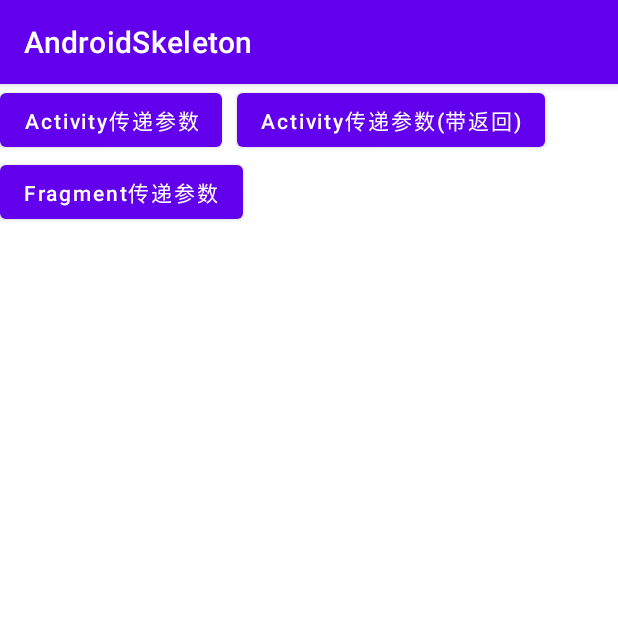
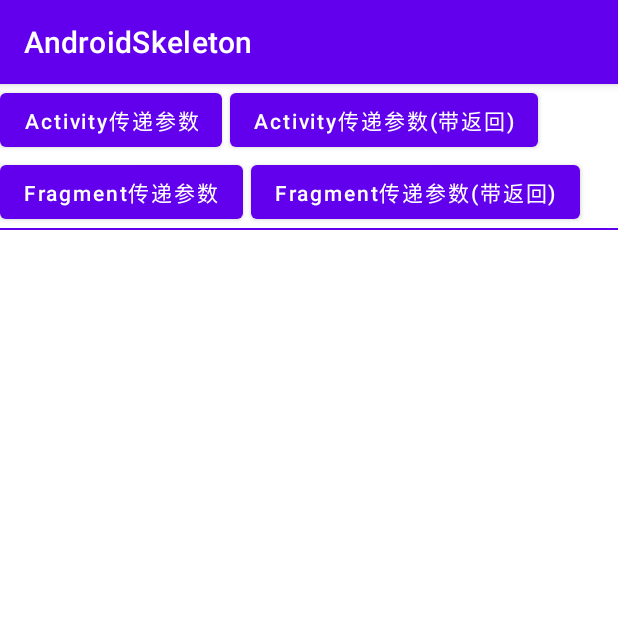
Before and after one commit to du-xiaolong/AndroidSkeleton, an Android app: the screen it shows after launch (MainActivity), on a phone screen of 412 x 824 dp, the top half of it. Run offline under Robolectric (Android 15) with nearby library versions, the phone set to English and light mode, and no system bars.

Commit message:
fragment启动

```diff
--- a/app/src/main/java/com/ello/androidskeleton/MainActivity.kt
+++ b/app/src/main/java/com/ello/androidskeleton/MainActivity.kt
@@ -20,6 +20,11 @@ class MainActivity : AppCompatActivity() {
         Toast.makeText(this, "回传参数：$it", Toast.LENGTH_SHORT).show()
     }
 
+    private val fragmentParamLauncher =
+        registerForActivityResult(ParamFragmentActivity.ParamsFragmentLauncher()) {
+            Toast.makeText(this, "回传参数：$it", Toast.LENGTH_SHORT).show()
+        }
+
     override fun onCreate(savedInstanceState: Bundle?) {
         super.onCreate(savedInstanceState)
         viewBinding = ActivityMainBinding.inflate(layoutInflater)
@@ -28,7 +33,9 @@ class MainActivity : AppCompatActivity() {
         viewBinding.btnActivityParams.setOnClickListener(this::activityParamClick)
         viewBinding.btnActivityParamsWithResult.setOnClickListener(this::activityParamWithResultClick)
         viewBinding.btnFragmentParams.setOnClickListener(this::fragmentParamClick)
+        viewBinding.btnFragmentParamsWithResult.setOnClickListener(this::fragmentParamsWithResultClick)
     }
+
 
     /**
      * 跳转activity传参
@@ -63,6 +70,16 @@ class MainActivity : AppCompatActivity() {
         )
     }
 
+    private fun fragmentParamsWithResultClick(v: View) {
+        fragmentParamLauncher.launch(
+            bundleOf(
+                "param1" to 13,
+                "param2" to 14,
+                "param3" to 15,
+                "param4" to 16
+            )
+        )
+    }
 
 
 }
--- a/app/src/main/java/com/ello/androidskeleton/fragmentParams/ParamsFragment.kt
+++ b/app/src/main/java/com/ello/androidskeleton/fragmentParams/ParamsFragment.kt
@@ -8,6 +8,7 @@ import android.view.ViewGroup
 import com.ello.androidskeleton.R
 import com.ello.androidskeleton.databinding.FragmentParamsBinding
 import com.ello.base.ktx.argument
+import com.ello.base.ktx.finishWithResult
 
 
 class ParamsFragment : Fragment() {
@@ -31,6 +32,10 @@ class ParamsFragment : Fragment() {
     override fun onViewCreated(view: View, savedInstanceState: Bundle?) {
         super.onViewCreated(view, savedInstanceState)
         viewBinding.tv.text = "Fragment Params :\n param1 = $param1 \n param2 = $param2 \n param3 = $param3 \n param4 = $param4 \n"
+
+        viewBinding.btnBack.setOnClickListener {
+            finishWithResult("result" to 2023)
+        }
     }
 
     companion object {
--- a/app/src/main/res/layout/activity_main.xml
+++ b/app/src/main/res/layout/activity_main.xml
@@ -1,38 +1,65 @@
 <?xml version="1.0" encoding="utf-8"?>
-<androidx.constraintlayout.widget.ConstraintLayout xmlns:android="http://schemas.android.com/apk/res/android"
+<ScrollView xmlns:android="http://schemas.android.com/apk/res/android"
     xmlns:app="http://schemas.android.com/apk/res-auto"
     xmlns:tools="http://schemas.android.com/tools"
     android:layout_width="match_parent"
     android:layout_height="match_parent"
     tools:context=".MainActivity">
 
+    <LinearLayout
+        android:layout_width="match_parent"
+        android:layout_height="wrap_content"
+        android:orientation="vertical">
+
+        <LinearLayout
+            android:layout_width="match_parent"
+            android:layout_height="wrap_content">
+
             <Button
                 android:id="@+id/btnActivityParams"
                 android:layout_width="wrap_content"
                 android:layout_height="wrap_content"
                 android:text="Activity传递参数"
-        android:textAllCaps="false"
-        app:layout_constraintStart_toStartOf="parent"
-        app:layout_constraintTop_toTopOf="parent" />
+                android:textAllCaps="false" />
 
             <Button
                 android:id="@+id/btnActivityParamsWithResult"
                 android:layout_width="wrap_content"
                 android:layout_height="wrap_content"
-        android:layout_marginStart="10dp"
+                android:layout_marginStart="5dp"
                 android:text="Activity传递参数(带返回)"
-        android:textAllCaps="false"
-        app:layout_constraintBottom_toBottomOf="@id/btnActivityParams"
-        app:layout_constraintStart_toEndOf="@id/btnActivityParams"
-        app:layout_constraintTop_toTopOf="parent" />
+                android:textAllCaps="false" />
+        </LinearLayout>
+
+        <LinearLayout
+            android:layout_width="match_parent"
+            android:layout_height="wrap_content">
 
             <Button
                 android:id="@+id/btnFragmentParams"
                 android:layout_width="wrap_content"
                 android:layout_height="wrap_content"
                 android:text="Fragment传递参数"
-        android:textAllCaps="false"
-        app:layout_constraintStart_toStartOf="parent"
-        app:layout_constraintTop_toBottomOf="@id/btnActivityParams" />
+                android:textAllCaps="false" />
 
-</androidx.constraintlayout.widget.ConstraintLayout>
+            <Button
+                android:id="@+id/btnFragmentParamsWithResult"
+                android:layout_width="wrap_content"
+                android:layout_height="wrap_content"
+                android:layout_marginStart="5dp"
+                android:text="Fragment传递参数(带返回)"
+                android:textAllCaps="false" />
+
+        </LinearLayout>
+
+        <View
+            android:background="?attr/colorPrimary"
+            android:layout_width="match_parent"
+            android:layout_height="1dp"/>
+
+
+
+    </LinearLayout>
+
+
+</ScrollView>
```
Also changed, not shown: app/src/main/java/com/ello/androidskeleton/fragmentParams/ParamFragmentActivity.kt (+20 -0 lines), app/src/main/res/layout/fragment_params.xml (+12 -3 lines). Lines whose indentation alone changed are shown as unchanged.
